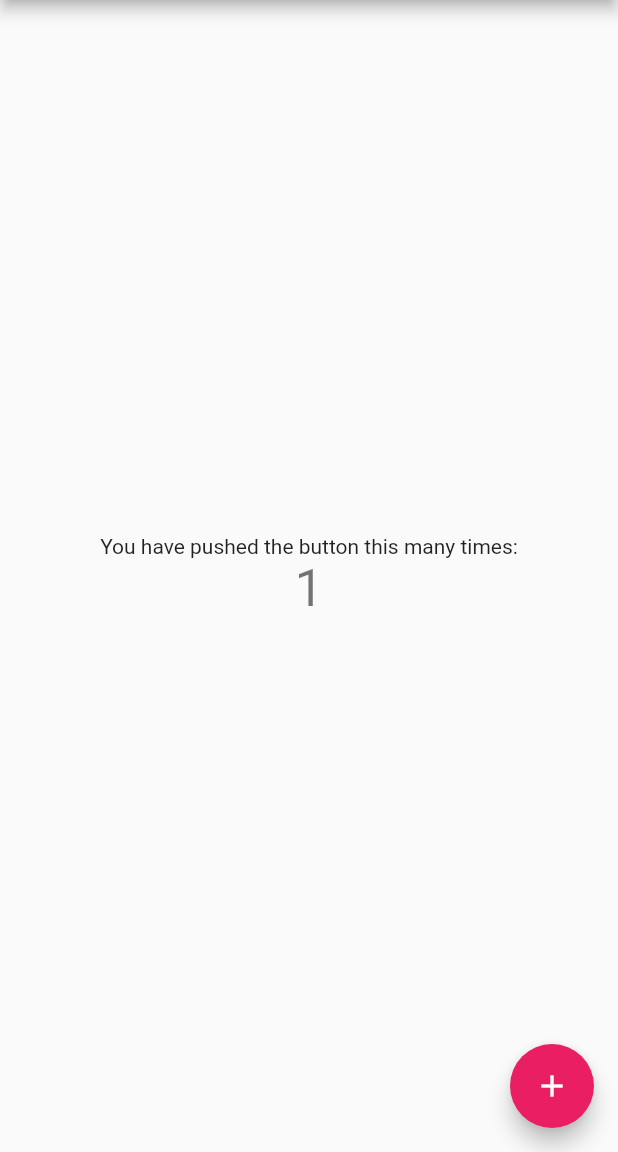
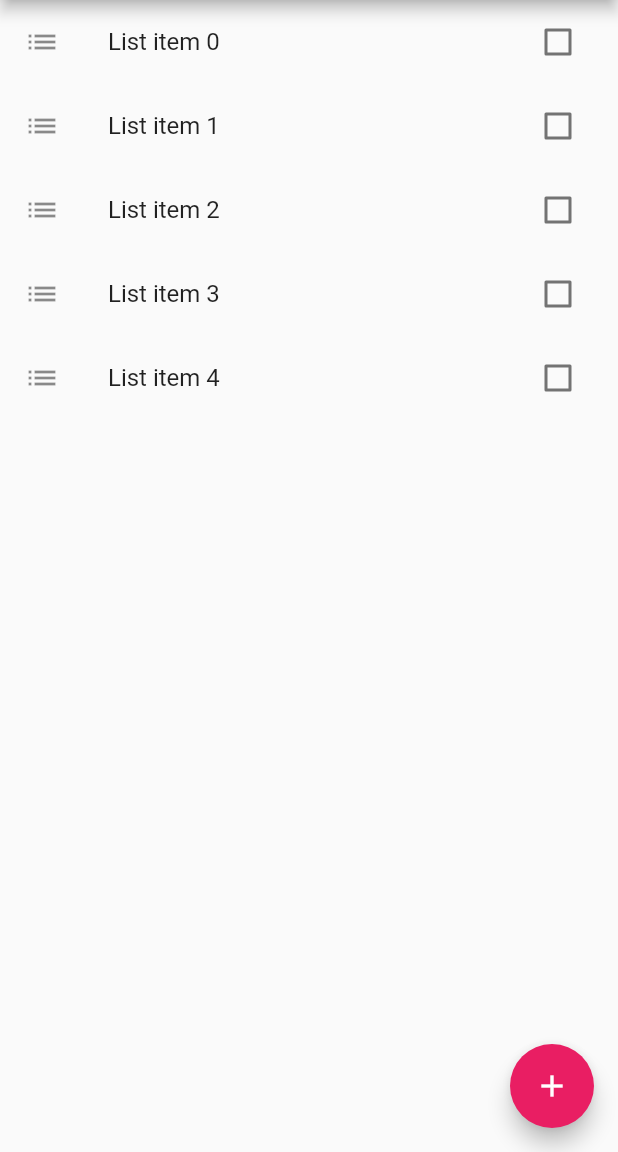
Before and after one commit to dvigne/productivityapp, a Flutter app: the Home screen opened by its route, after a tap on the "add" icon, on a phone screen of 412 x 824 dp, the part 84-1236 px from its top. Run offline on Flutter 3.47's test engine with Material 2 defaults, Android fonts, the light colour scheme and no system bars; our stand-ins replace flutter_login, font_awesome_flutter.

Commit message:
setting up task list in home page

```diff
--- a/lib/src/app.dart
+++ b/lib/src/app.dart
@@ -11,7 +11,7 @@ class ProductivityApp extends StatelessWidget {
   @override
   Widget build(BuildContext context) {
     return MaterialApp(
-      title: 'BusyBuddy',
+      title: Constants.appName,
       theme: ThemeData(
         primarySwatch: Colors.pink,
       ),
@@ -19,7 +19,7 @@ class ProductivityApp extends StatelessWidget {
       initialRoute: LoginScreen.routeName,
       routes: {
         LoginScreen.routeName: (context) => LoginScreen(),
-        Home.routeName: (context) => Home(title: Constants.appName),
+        Home.routeName: (context) => const Home(title: Constants.appName),
       },
     );
   }
--- /dev/null
+++ b/lib/src/business_logic/models/task.dart
@@ -0,0 +1,34 @@
+import 'package:flutter/material.dart';
+
+class TaskList {
+
+  List<_Task> _tasks = [];
+
+  TaskList.fromJson(Map<String, dynamic> parsedJson) {
+    List<_Task> temp = [];
+    for (int i = 0; i < parsedJson['tasks'].length; i++) {
+      _Task result = _Task(parsedJson['results'][i]);
+      temp.add(result);
+    }
+    _tasks = temp;
+  }
+
+  addTask(task) {
+    _tasks.add(_Task(task));
+  }
+
+  List<_Task> get tasks => _tasks;
+}
+
+class _Task {
+  String _name = "";
+  String _description = "";
+
+  _Task(task) {
+    _name = task['name'];
+    _description = task['description'];
+  }
+
+  String get name => _name;
+  String get description => _description;
+}
--- a/lib/src/views/ui/home.dart
+++ b/lib/src/views/ui/home.dart
@@ -1,4 +1,5 @@
 import 'package:flutter/material.dart';
+import 'package:productivityapp/src/business_logic/models/task.dart';
 
 class Home extends StatefulWidget {
   static const routeName = '/home';
@@ -20,17 +21,26 @@ class Home extends StatefulWidget {
 }
 
 class _HomeState extends State<Home> {
-  int _counter = 0;
 
-  void _incrementCounter() {
+
+  void _addTask() {
     setState(() {
       // This call to setState tells the Flutter framework that something has
       // changed in this State, which causes it to rerun the build method below
       // so that the display can reflect the updated values. If we changed
       // _counter without calling setState(), then the build method would not be
       // called again, and so nothing would appear to happen.
-      _counter++;
+      /*
+      create task and add to list
+       */
     });
+  }
+
+  Widget getTextWidgets(TaskList tasklist)
+  {
+    return new Column(
+        children: tasklist.tasks.map((item) => new Text(item.name))
+        .toList());
   }
 
   @override
@@ -50,36 +60,27 @@ class _HomeState extends State<Home> {
       body: Center(
         // Center is a layout widget. It takes a single child and positions it
         // in the middle of the parent.
-        child: Column(
-          // Column is also a layout widget. It takes a list of children and
-          // arranges them vertically. By default, it sizes itself to fit its
-          // children horizontally, and tries to be as tall as its parent.
-          //
-          // Invoke "debug painting" (press "p" in the console, choose the
-          // "Toggle Debug Paint" action from the Flutter Inspector in Android
-          // Studio, or the "Toggle Debug Paint" command in Visual Studio Code)
-          // to see the wireframe for each widget.
-          //
-          // Column has various properties to control how it sizes itself and
-          // how it positions its children. Here we use mainAxisAlignment to
-          // center the children vertically; the main axis here is the vertical
-          // axis because Columns are vertical (the cross axis would be
-          // horizontal).
-          mainAxisAlignment: MainAxisAlignment.center,
-          children: <Widget>[
-            const Text(
-              'You have pushed the button this many times:',
-            ),
-            Text(
-              '$_counter',
-              style: Theme.of(context).textTheme.headline4,
-            ),
-          ],
-        ),
+        child: ListView.builder(
+              itemCount: 5,
+              itemBuilder: (BuildContext context, int index){
+                return ListTile(
+                    leading: const Icon(Icons.list),
+                    trailing: Checkbox(
+                        value: false,
+                        onChanged: (bool? value) {
+                          setState(() {
+                            // isChecked = value!;
+                          });
+                        }
+                    ),
+                    title:Text("List item $index")
+                );
+              }
+          ),
       ),
       floatingActionButton: FloatingActionButton(
-        onPressed: _incrementCounter,
-        tooltip: 'Increment',
+        onPressed: _addTask,
+        tooltip: 'Add Task',
         child: const Icon(Icons.add),
       ), // This trailing comma makes auto-formatting nicer for build methods.
     );
--- a/lib/src/views/ui/login_screen.dart
+++ b/lib/src/views/ui/login_screen.dart
@@ -15,6 +15,8 @@ class LoginScreen extends StatelessWidget {
 
   Future<String?> _loginUser(LoginData data) {
     return Future.delayed(loginTime).then((_) {
+      //testing
+      return null;
       if (!mockUsers.containsKey(data.name)) {
         return 'User not exists';
       }
```
Also changed, not shown: lib/src/business_logic/models/mock_data.json (added, +26 -0 lines), lib/src/business_logic/services/tasklist_provider.dart (added, +23 -0 lines), lib/src/business_logic/models/user.dart (added), lib/src/business_logic/models/users.dart (deleted).
